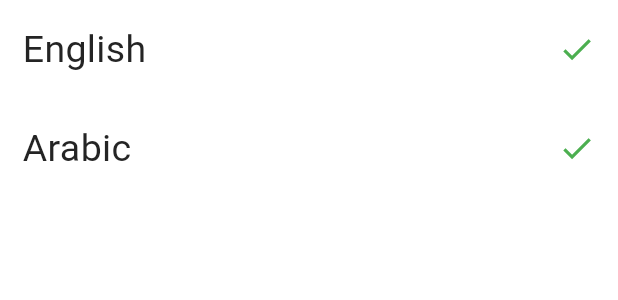
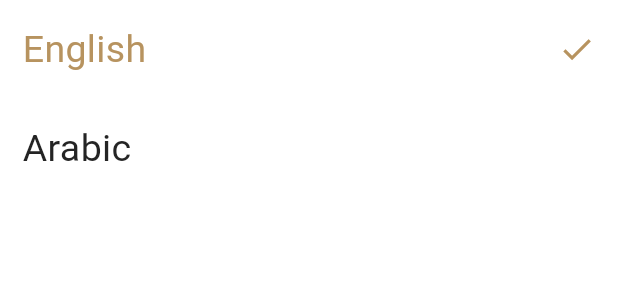
Before and after one commit to sherifHamdyAhmed93/flutter_islamic_app, a Flutter app: the LanguageScreen widget shown alone on an empty page, opened directly, on a phone screen of 412 x 824 dp. Shown: the top 300 px of the screen. Run offline on Flutter 3.47's test engine with Material 3 defaults, Android fonts, the light colour scheme and no system bars; our stand-ins replace flutter_native_splash; generated files the repository leaves out were written again.

Commit message:
Finish change language logic.

```diff
--- a/lib/Language_popup_screen/language_screen.dart
+++ b/lib/Language_popup_screen/language_screen.dart
@@ -1,50 +1,75 @@
 import 'package:flutter/material.dart';
 import 'package:flutter_gen/gen_l10n/app_localizations.dart';
+import 'package:flutter_islamic_app/app_colors.dart';
+import 'package:provider/provider.dart';
 
-class LanguageScreen extends StatelessWidget {
+import '../provider/app_language_provider.dart';
+
+class LanguageScreen extends StatefulWidget {
   const LanguageScreen({super.key});
 
   @override
+  State<LanguageScreen> createState() => _LanguageScreenState();
+}
+
+class _LanguageScreenState extends State<LanguageScreen> {
+  @override
   Widget build(BuildContext context) {
+    AppLanguageProvider provider = Provider.of<AppLanguageProvider>(context);
     return Container(
       height: MediaQuery.of(context).size.height * 0.25,
       padding: EdgeInsets.all(15),
       child: Column(
-        crossAxisAlignment: CrossAxisAlignment.start,
+        crossAxisAlignment: CrossAxisAlignment.stretch,
         children: [
-          Row(
-            mainAxisAlignment: MainAxisAlignment.spaceBetween,
-            children: [
-              Text(
-                '${AppLocalizations.of(context)!.english}',
-                style: Theme.of(context).textTheme.bodyMedium,
-              ),
-              Icon(
-                Icons.check,
-                color: Colors.green,
-                size: 25,
-              )
-            ],
+          GestureDetector(
+            onTap: () {
+              provider.changeAppLanguage('en');
+            },
+            child: provider.isCurrentAppLangEn()
+                ? setSelectedItem(AppLocalizations.of(context)!.english)
+                : setUnSelectedItem(AppLocalizations.of(context)!.english),
           ),
           SizedBox(
             height: 30,
           ),
-          Row(
-            mainAxisAlignment: MainAxisAlignment.spaceBetween,
-            children: [
-              Text(
-                '${AppLocalizations.of(context)!.arabic}',
-                style: Theme.of(context).textTheme.bodyMedium,
-              ),
-              Icon(
-                Icons.check,
-                color: Colors.green,
-                size: 25,
-              )
-            ],
+          GestureDetector(
+            onTap: () {
+              provider.changeAppLanguage('ar');
+            },
+            child: provider.isCurrentAppLangEn() == false
+                ? setSelectedItem(AppLocalizations.of(context)!.arabic)
+                : setUnSelectedItem(AppLocalizations.of(context)!.arabic),
           )
         ],
       ),
     );
   }
+
+  Widget setSelectedItem(String text) {
+    return Row(
+      mainAxisAlignment: MainAxisAlignment.spaceBetween,
+      children: [
+        Text(
+          text,
+          style: Theme.of(context)
+              .textTheme
+              .bodyMedium!
+              .copyWith(color: AppColors.primaryColor),
+        ),
+        Icon(
+          Icons.check,
+          color: AppColors.primaryColor,
+          size: 25,
+        )
+      ],
+    );
+  }
+
+  Widget setUnSelectedItem(String text) {
+    return Text(
+      text,
+      style: Theme.of(context).textTheme.bodyMedium,
+    );
+  }
 }
--- /dev/null
+++ b/lib/provider/app_language_provider.dart
@@ -0,0 +1,25 @@
+import 'package:flutter/cupertino.dart';
+import 'package:flutter_gen/gen_l10n/app_localizations.dart';
+
+class AppLanguageProvider extends ChangeNotifier {
+  String currentAppLanguage = 'en';
+
+  bool isCurrentAppLangEn() {
+    return currentAppLanguage == 'en';
+  }
+
+  String getCurrentLanguageName(BuildContext context) {
+    return isCurrentAppLangEn()
+        ? "${AppLocalizations.of(context)!.english}"
+        : "${AppLocalizations.of(context)!.arabic}";
+  }
+
+  void changeAppLanguage(String lang) {
+    if (currentAppLanguage == lang) {
+      return;
+    } else {
+      currentAppLanguage = lang;
+    }
+    notifyListeners();
+  }
+}
--- a/pubspec.yaml
+++ b/pubspec.yaml
@@ -36,6 +36,7 @@ dependencies:
   flutter_localizations:
     sdk: flutter
   intl: any
+  provider: ^6.1.2
 
 
 dev_dependencies:
```
Also changed, not shown: lib/main.dart (+9 -2 lines), lib/settings/setting_screen.dart (+7 -3 lines), pubspec.lock.
